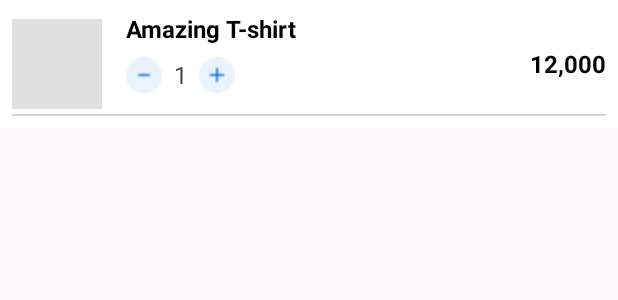
After one commit to PlantInGreenhouse/MP_TermProject_1, an Android app: the layout item_shoppinglist.xml on its own in the app's theme, with its tools: preview values and no code run, on a phone screen of 412 x 824 dp. The commit adds this screen. Shown: the top 300 px of the screen. Run offline under Robolectric (Android 15) with nearby library versions, the phone set to English and light mode, and no system bars.

Commit message:
shopping list

```diff
--- /dev/null
+++ b/app/src/main/res/layout/item_shoppinglist.xml
@@ -0,0 +1,82 @@
+<RelativeLayout xmlns:android="http://schemas.android.com/apk/res/android"
+    android:layout_width="match_parent"
+    android:layout_height="wrap_content"
+    android:padding="8dp"
+    android:background="#FFFFFF">
+
+    <ImageView
+        android:id="@+id/item_image"
+        android:layout_width="60dp"
+        android:layout_height="60dp"
+        android:layout_alignParentStart="true"
+        android:layout_centerVertical="true"
+        android:background="#E0E0E0"
+        android:contentDescription="Item Image" />
+
+    <TextView
+        android:id="@+id/item_title"
+        android:layout_width="wrap_content"
+        android:layout_height="wrap_content"
+        android:layout_toEndOf="@id/item_image"
+        android:layout_marginStart="16dp"
+        android:text="Amazing T-shirt"
+        android:textSize="16sp"
+        android:textColor="#000000"
+        android:textStyle="bold"
+        android:layout_alignTop="@id/item_image"/>
+
+    <TextView
+        android:id="@+id/item_price"
+        android:layout_width="wrap_content"
+        android:layout_height="wrap_content"
+        android:layout_alignParentEnd="true"
+        android:text="12,000"
+        android:textSize="16sp"
+        android:textColor="#000000"
+        android:textStyle="bold"
+        android:layout_centerVertical="true"/>
+
+    <LinearLayout
+        android:layout_width="wrap_content"
+        android:layout_height="wrap_content"
+        android:layout_below="@id/item_title"
+        android:layout_toEndOf="@id/item_image"
+        android:layout_marginStart="16dp"
+        android:layout_marginTop="8dp"
+        android:orientation="horizontal"
+        android:gravity="center_vertical">
+
+        <ImageButton
+            android:id="@+id/item_minus"
+            android:layout_width="24dp"
+            android:layout_height="24dp"
+            android:src="@drawable/Minus"
+            android:background="@null"
+            android:contentDescription="Minus" />
+
+        <TextView
+            android:id="@+id/item_count"
+            android:layout_width="wrap_content"
+            android:layout_height="wrap_content"
+            android:text="1"
+            android:textSize="16sp"
+            android:layout_marginStart="8dp"
+            android:layout_marginEnd="8dp"
+            android:gravity="center" />
+
+        <ImageButton
+            android:id="@+id/item_plus"
+            android:layout_width="24dp"
+            android:layout_height="24dp"
+            android:src="@drawable/Add"
+            android:background="@null"
+            android:contentDescription="Plus" />
+    </LinearLayout>
+
+    <View
+        android:layout_width="match_parent"
+        android:layout_height="1dp"
+        android:layout_below="@id/item_image"
+        android:layout_marginTop="8dp"
+        android:background="#D3D3D3"/>
+</RelativeLayout>
--- a/app/src/main/res/layout/lobby_3.xml
+++ b/app/src/main/res/layout/lobby_3.xml
@@ -920,13 +920,13 @@
                 android:id="@+id/marketIcon"
                 android:layout_width="24dp"
                 android:layout_height="24dp"
-                android:src="@drawable/ic_market"
+                android:src="@drawable/ic_learning"
                 android:background="@android:color/white"/>
 
             <TextView
                 android:layout_width="wrap_content"
                 android:layout_height="wrap_content"
-                android:text="Market"
+                android:text="My learning"
                 android:textSize="12sp" />
         </LinearLayout>
         <!-- My Page -->
--- a/app/src/main/res/layout/mypage_6.xml
+++ b/app/src/main/res/layout/mypage_6.xml
@@ -35,6 +35,7 @@
                 android:layout_width="80dp"
                 android:layout_height="80dp"
                 android:src="@drawable/profile"
+                android:background="@drawable/rounded_corners"
                 android:scaleType="centerCrop" />
 
             <ImageButton
```
Also changed, not shown: app/src/main/java/org/androidtown/termproject/login_2.java (deleted, +0 -23 lines), app/src/main/res/layout/cart_item.xml (deleted, +0 -72 lines), app/src/main/res/layout/login_2.xml (deleted, +0 -20 lines), app/src/main/res/layout/shopping_cart.xml (deleted, +0 -44 lines), app/src/main/res/layout/shoppinglist_7.xml (+52 -51 lines), app/src/main/res/drawable/Add.png (added), app/src/main/res/drawable/Minus.png (added), app/src/main/res/drawable/ic_learning.png (added), app/src/main/res/drawable/oilpastel_item.jpg (added).
